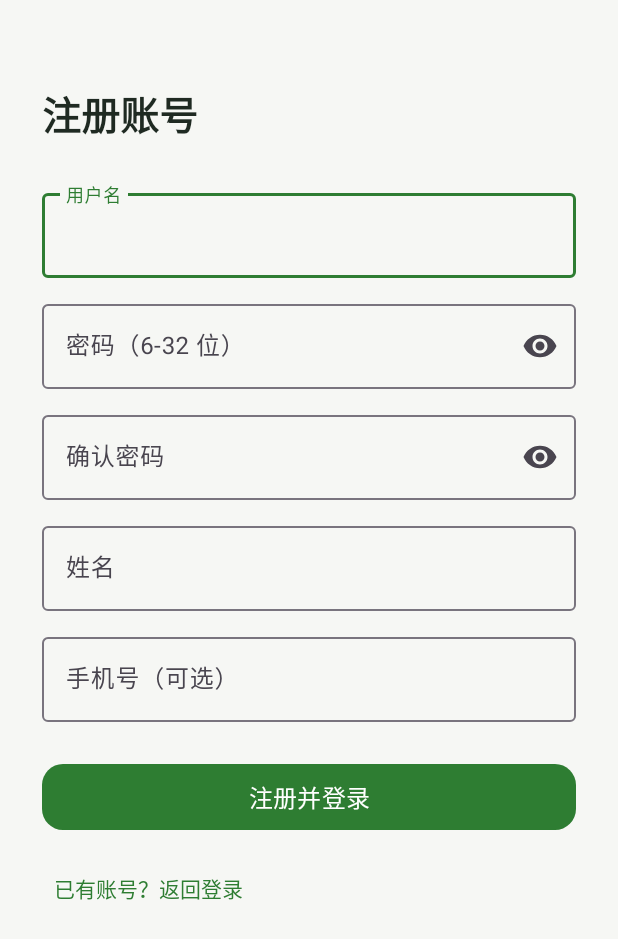
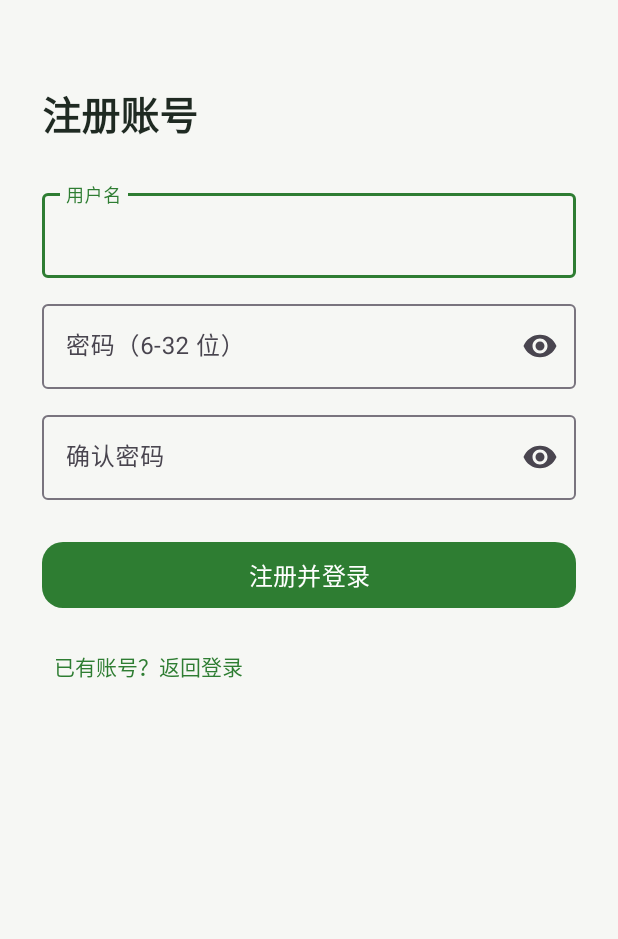
Before and after one commit to fangc1417696307/AndriodFinal, an Android app: the RegisterActivity screen opened directly, with no data from a screen before it, after a tap on "注册并登录", on a phone screen of 412 x 824 dp. Shown: the top 939 px of the screen. Run offline under Robolectric (Android 15) with nearby library versions, the phone set to English and light mode, and no system bars.

Commit message:
feat:调整登录注册字段

```diff
--- a/app/src/main/java/cn/edu/sicnu/cs/fsl/mogu/data/repository/AuthRepository.kt
+++ b/app/src/main/java/cn/edu/sicnu/cs/fsl/mogu/data/repository/AuthRepository.kt
@@ -23,21 +23,13 @@ class AuthRepository(
         return Result.success(user)
     }
 
-    suspend fun register(
-        username: String,
-        password: String,
-        realName: String,
-        phone: String?,
-    ): Result<UserEntity> {
+    suspend fun register(username: String, password: String): Result<UserEntity> {
         val name = username.trim()
         if (name.length !in 3..20) {
             return Result.failure(IllegalArgumentException("用户名需为 3-20 位"))
         }
         if (password.length !in 6..32) {
             return Result.failure(IllegalArgumentException("密码需为 6-32 位"))
-        }
-        if (realName.isBlank()) {
-            return Result.failure(IllegalArgumentException("请输入姓名"))
         }
         if (userDao.findByUsername(name) != null) {
             return Result.failure(IllegalArgumentException("用户名已存在"))
@@ -47,8 +39,8 @@ class AuthRepository(
             username = name,
             passwordHash = PasswordHasher.hash(password, salt),
             passwordSalt = salt,
-            realName = realName.trim(),
-            phone = phone?.trim()?.takeIf { it.isNotEmpty() },
+            // 注册只填用户名和密码，姓名先默认使用用户名，之后可在个人中心修改。
+            realName = name,
         )
         val id = userDao.insert(user)
         val saved = user.copy(userId = id)
--- a/app/src/main/java/cn/edu/sicnu/cs/fsl/mogu/ui/auth/RegisterActivity.kt
+++ b/app/src/main/java/cn/edu/sicnu/cs/fsl/mogu/ui/auth/RegisterActivity.kt
@@ -35,8 +35,6 @@ class RegisterActivity : AppCompatActivity() {
         val username = binding.etUsername.text?.toString().orEmpty()
         val password = binding.etPassword.text?.toString().orEmpty()
         val confirm = binding.etConfirm.text?.toString().orEmpty()
-        val realName = binding.etRealName.text?.toString().orEmpty()
-        val phone = binding.etPhone.text?.toString()?.takeIf { it.isNotBlank() }
 
         if (password != confirm) {
             Toast.makeText(this, R.string.register_error_confirm, Toast.LENGTH_SHORT).show()
@@ -46,7 +44,7 @@ class RegisterActivity : AppCompatActivity() {
         binding.btnRegister.isEnabled = false
         lifecycleScope.launch {
             val result = withContext(Dispatchers.IO) {
-                ServiceLocator.authRepository.register(username, password, realName, phone)
+                ServiceLocator.authRepository.register(username, password)
             }
             binding.progress.visibility = android.view.View.GONE
             binding.btnRegister.isEnabled = true
--- a/app/src/main/res/layout/activity_register.xml
+++ b/app/src/main/res/layout/activity_register.xml
@@ -66,35 +66,6 @@
                 android:maxLines="1" />
         </com.google.android.material.textfield.TextInputLayout>
 
-        <com.google.android.material.textfield.TextInputLayout
-            android:layout_width="match_parent"
-            android:layout_height="wrap_content"
-            android:layout_marginTop="12dp"
-            android:hint="@string/register_real_name">
-
-            <com.google.android.material.textfield.TextInputEditText
-                android:id="@+id/etRealName"
-                android:layout_width="match_parent"
-                android:layout_height="wrap_content"
-                android:inputType="textPersonName"
-                android:maxLines="1" />
-        </com.google.android.material.textfield.TextInputLayout>
-
-        <com.google.android.material.textfield.TextInputLayout
-            android:layout_width="match_parent"
-            android:layout_height="wrap_content"
-            android:layout_marginTop="12dp"
-            android:hint="@string/register_phone">
-
-            <com.google.android.material.textfield.TextInputEditText
-                android:id="@+id/etPhone"
-                android:layout_width="match_parent"
-                android:layout_height="wrap_content"
-                android:inputType="phone"
-                android:maxLength="11"
-                android:maxLines="1" />
-        </com.google.android.material.textfield.TextInputLayout>
-
         <com.google.android.material.button.MaterialButton
             android:id="@+id/btnRegister"
             android:layout_width="match_parent"
--- a/app/src/main/res/values/strings_auth.xml
+++ b/app/src/main/res/values/strings_auth.xml
@@ -14,14 +14,11 @@
     <string name="register_username">用户名</string>
     <string name="register_password">密码（6-32 位）</string>
     <string name="register_confirm">确认密码</string>
-    <string name="register_real_name">姓名</string>
-    <string name="register_phone">手机号（可选）</string>
     <string name="register_button">注册并登录</string>
     <string name="register_to_login">已有账号？返回登录</string>
     <string name="register_error_username">请输入 3-20 位用户名</string>
     <string name="register_error_password">密码长度需为 6-32 位</string>
     <string name="register_error_confirm">两次输入的密码不一致</string>
-    <string name="register_error_real_name">请输入姓名</string>
     <string name="register_error_exists">用户名已存在</string>
     <string name="register_success">注册成功</string>
 
```
Also changed, not shown: 1 other file.
